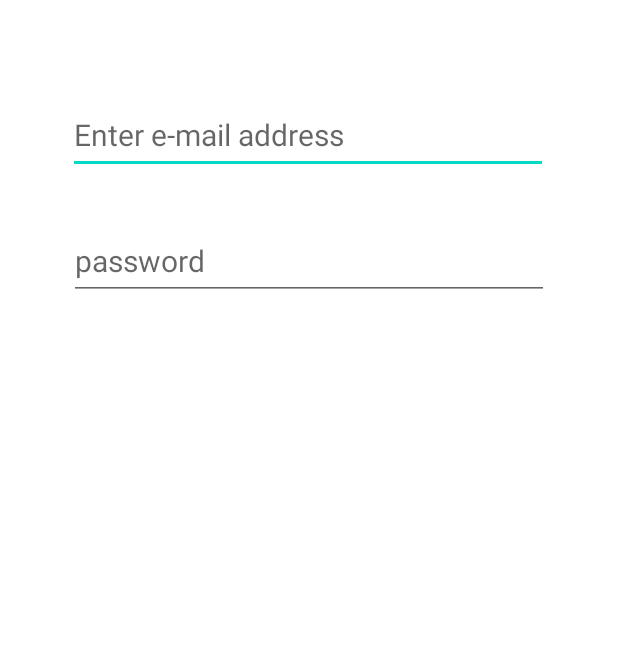
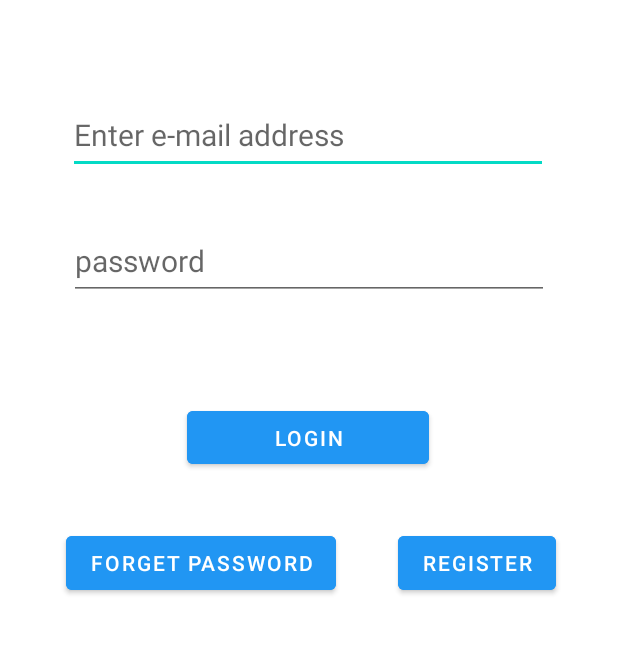
Before and after one commit to mabbas112/myThoughts, an Android app: the screen it shows after launch (MainActivity), on a phone screen of 412 x 824 dp, the part 324-978 px from its top. Run offline under Robolectric (Android 15) with nearby library versions, the phone set to English and light mode, and no system bars.

Commit message:
Update activity_main.xml
In login form, buttons of register, forget added

```diff
--- a/app/src/main/res/layout/activity_main.xml
+++ b/app/src/main/res/layout/activity_main.xml
@@ -47,4 +47,40 @@
         app:layout_constraintStart_toStartOf="parent"
         app:layout_constraintTop_toBottomOf="@+id/email" />
 
+    <Button
+        android:id="@+id/login"
+        android:layout_width="161dp"
+        android:layout_height="47dp"
+        android:layout_marginTop="68dp"
+        android:backgroundTint="#2196F3"
+        android:text="Login"
+        app:layout_constraintEnd_toEndOf="parent"
+        app:layout_constraintHorizontal_bias="0.498"
+        app:layout_constraintStart_toStartOf="parent"
+        app:layout_constraintTop_toBottomOf="@+id/password" />
+
+    <Button
+        android:id="@+id/forgetPassword"
+        android:layout_width="wrap_content"
+        android:layout_height="wrap_content"
+        android:layout_marginStart="44dp"
+        android:layout_marginTop="36dp"
+        android:backgroundTint="#2196F3"
+        android:text="Forget password"
+        app:layout_constraintStart_toStartOf="parent"
+        app:layout_constraintTop_toBottomOf="@+id/login" />
+
+    <Button
+        android:id="@+id/register"
+        android:layout_width="wrap_content"
+        android:layout_height="wrap_content"
+        android:backgroundTint="#2196F3"
+        android:text="Register"
+        app:layout_constraintEnd_toEndOf="parent"
+        app:layout_constraintStart_toEndOf="@+id/forgetPassword"
+        app:layout_constraintTop_toTopOf="@+id/forgetPassword" />
+
+
+
+
 </androidx.constraintlayout.widget.ConstraintLayout>
```
